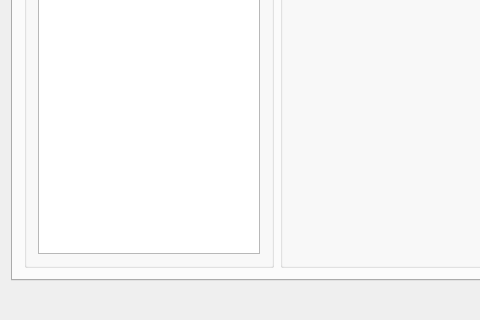
LibreCAD/LibreCAD, file librecad/src/ui/dialogs/settings/options_drawing/qg_dlgoptionsdrawing.ui: the form before one commit; both pictures show x 0 to 480 and y 246 to 566 of the 887 by 566 pixel window.
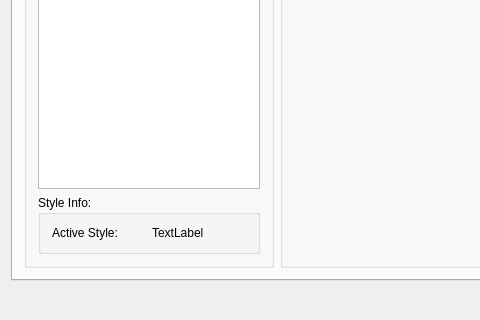
The form after the commit. The open tabs and pages were chosen to show the change. Icons and pictures are not drawn. Custom widgets are drawn as their Qt base class.

Commit message: drawing optings dialog adjustments

```diff
--- a/librecad/src/ui/dialogs/settings/options_drawing/qg_dlgoptionsdrawing.ui
+++ b/librecad/src/ui/dialogs/settings/options_drawing/qg_dlgoptionsdrawing.ui
@@ -1957,6 +1957,29 @@
             </item>
            </layout>
           </item>
+          <item row="2" column="0">
+           <widget class="QGroupBox" name="groupBox_7">
+            <property name="title">
+             <string>Style Info:</string>
+            </property>
+            <layout class="QGridLayout" name="gridLayout_24">
+             <item row="0" column="0">
+              <widget class="QLabel" name="label_23">
+               <property name="text">
+                <string>Active Style:</string>
+               </property>
+              </widget>
+             </item>
+             <item row="0" column="1">
+              <widget class="QLabel" name="lblActiveStyle">
+               <property name="text">
+                <string>TextLabel</string>
+               </property>
+              </widget>
+             </item>
+            </layout>
+           </widget>
+          </item>
          </layout>
         </widget>
        </item>
```
Left out of the diff: 4 changed lines with no effect on the pictures. The commit also changes 3 other files.
